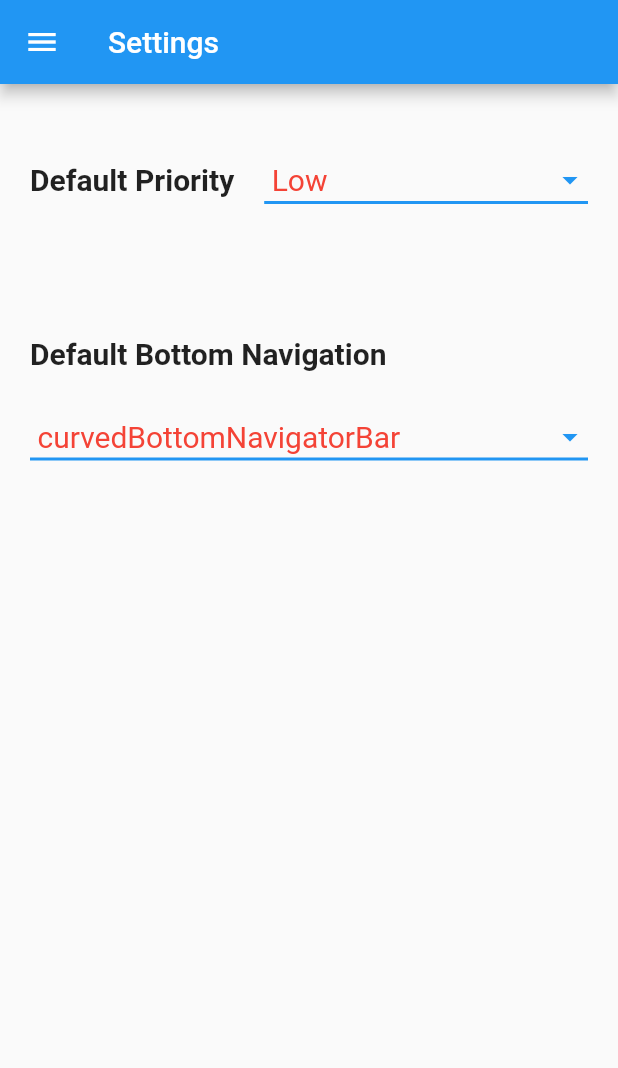
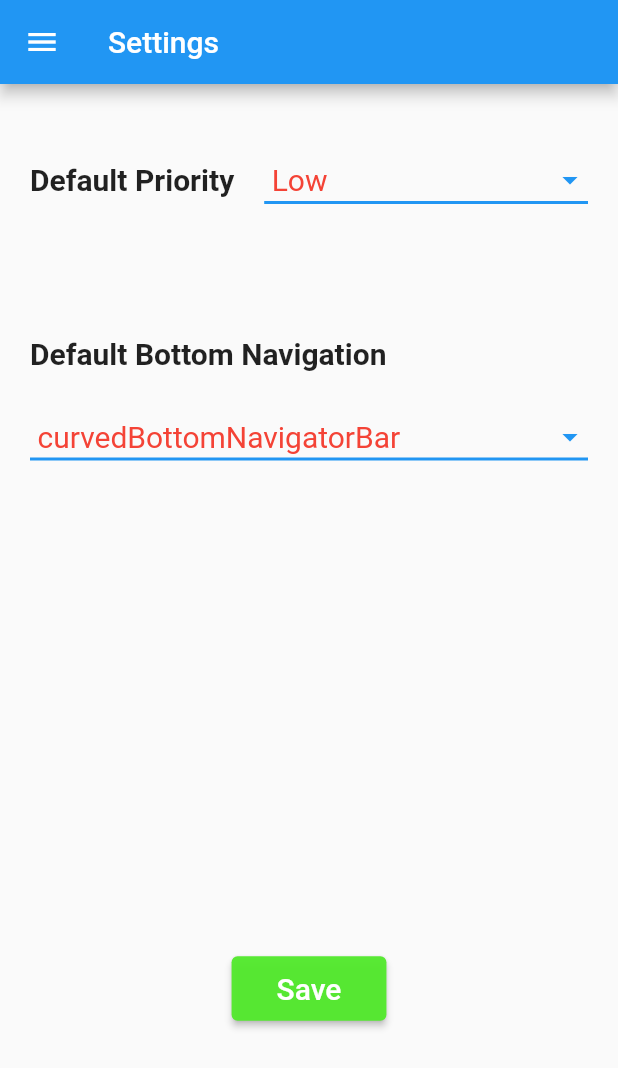
Before and after one commit to gouravpatil70/ToDos_Application, a Flutter app: the screen it shows after launch, in the side drawer, after a tap on "Settings", on a phone screen of 412 x 824 dp. Shown: the top 1068 px of the screen. Run offline on Flutter 3.47's test engine with Material 2 defaults, Android fonts, the phone set to English and light mode, and no system bars; our stand-ins replace curved_navigation_bar, sqflite; accounts and stored records are empty.

Commit message:
Update the UI Components based on User Settings Database

```diff
--- a/todo_app/lib/Component/app_components.dart
+++ b/todo_app/lib/Component/app_components.dart
@@ -205,7 +205,7 @@ class Components{
 
   // Navigate to the settings Page
   navigateToSettingsPage(BuildContext context){
-      Navigator.of(context).pushReplacement(MaterialPageRoute(
+      Navigator.of(context).push(MaterialPageRoute(
         builder: (BuildContext context){
           return const Settings();
         }
--- a/todo_app/lib/Screens/home_page.dart
+++ b/todo_app/lib/Screens/home_page.dart
@@ -122,7 +122,7 @@ class _HomePageState extends State<HomePage>{
       case 0:
         break;
       case 1:
-        navigateToEditeToDosPage('Add New ToDo',ToDo(0, '', 0,'false', ''));
+        navigateToEditeToDosPage('Add New ToDo',ToDo(0, '', userSettingsList[0].defaultPriority,'false', ''));
         break;
     }
   }
@@ -285,8 +285,8 @@ class _HomePageState extends State<HomePage>{
       List<UserSettings> userSettingsList = await _userSettings.getObjectList();
 
       // Inserting some settings into it.
-      if(userSettingsList.length == 0){
-        var result = await _userSettings.insertIntoSettingsTable(UserSettings(1, 'Low', 'curvedBottomNavigatorBar'));
+      if(userSettingsList.isEmpty){
+        var result = await _userSettings.insertIntoSettingsTable(UserSettings.withData(1, 'Low', 'curvedBottomNavigatorBar'));
 
         print(result);
       }
--- a/todo_app/lib/Screens/settings_page.dart
+++ b/todo_app/lib/Screens/settings_page.dart
@@ -1,5 +1,10 @@
 import 'package:flutter/material.dart';
+import 'package:todo_app/Utils/AppColors.dart';
 import '../Component/app_components.dart';
+import '../Utils/user_settings.dart';
+import '../Utils/database_helper_settings.dart';
+import 'package:sqflite/sqflite.dart';
+
 class Settings extends StatefulWidget{
   const Settings({super.key});
 
@@ -9,13 +14,28 @@ class Settings extends StatefulWidget{
 
 class _SettingsState extends State<Settings>{
 
-  String currentPriority = 'Low';
+  // Object Creation
+  final DatabaseHelperSettings _helperSettingsObject = DatabaseHelperSettings();
+  final UserSettings _userSettings = UserSettings();
+
+  var currentPriority;
+  var userSettingsList;
   String currentNavigationBar = 'curvedBottomNavigatorBar';
   List<String> dropDownItemsListForPriority = <String>['Low','Medium','High'];
   List<String> dropDownItemsListForBottomNavigation = <String>['simpleBottomNavigationBar','curvedBottomNavigatorBar'];
 
   @override
+  void initState() {
+    super.initState();
+    currentPriority = convertToString(3);
+  }
+
+  @override
   Widget build(BuildContext context){
+    if(userSettingsList == null){
+      userSettingsList = <UserSettings>[];
+      userSettingsTable();
+    }
     return Scaffold(
       appBar: Components.customAppBarMethod('Settings', false, defaultMethod),
       drawer: Components.appDrawer(context),
@@ -50,6 +70,18 @@ class _SettingsState extends State<Settings>{
               child: Components.dropDownButtonWidget(currentNavigationBar, changedBottomNavigationBar, dropDownItemsListForBottomNavigation)
             ),
 
+            Padding(
+              padding: const EdgeInsets.only(top: 320.0),
+              child: Row(
+                mainAxisAlignment: MainAxisAlignment.center,
+                children: [
+                  Components.buttonWidget(AppColors.saveButtonColor, 'Save', onSave),
+                ],
+              ),
+            )
+
+
+
           ],
         ),
       ),
@@ -57,6 +89,21 @@ class _SettingsState extends State<Settings>{
   }
 
   defaultMethod(){}
+
+  onSave()async{
+    _userSettings.srno = 1;
+    _userSettings.defaultPriority = convertToInt(currentPriority);
+    _userSettings.bottomNavigationBar = currentNavigationBar;
+
+    int result = await _helperSettingsObject.updatesSettingsTableValue(_userSettings);
+
+    if(result > 0){
+      print(result);
+      showDialogBox('Success','Data Changed Successfully');
+    }else{
+      showDialogBox('Error','Something was wrong');
+    }
+  }
 
   changedPriority(String newValue){
     setState(() {
@@ -68,4 +115,76 @@ class _SettingsState extends State<Settings>{
       currentNavigationBar = newValue;
     });
   }
+
+  convertToString(int value){
+    switch (value) {
+      case 1:
+        return 'High';
+      case 2:
+        return 'Medium';
+      default:
+        return 'Low';
+    }
+  }
+
+  convertToInt(String value){
+    switch (value) {
+      case 'High':
+        return 1;
+      case 'Medium':
+        return 2;
+      default:
+        return 3;
+    }
+  }
+
+  showDialogBox(String title, String content){
+    return showDialog(
+      context: context,
+      builder: (BuildContext context){
+        return AlertDialog(
+          shape: RoundedRectangleBorder(
+            borderRadius: BorderRadius.circular(9.0)
+          ),
+          title: Text(
+            title
+          ),
+          content: Text(
+            content
+          ),
+          actions: [
+            TextButton(
+              onPressed: (){
+                Navigator.of(context).pop();
+              },
+              style: TextButton.styleFrom(
+                backgroundColor: AppColors.appPrimaryColor,
+              ),
+              child: const Text(
+                'Ok',
+                style: TextStyle(
+                  color: AppColors.textWhiteColor,
+                ),
+              ),
+            )
+          ],
+        );
+      }
+    );
+  }
+
+  userSettingsTable(){
+    Future<Database> dbFuture = _helperSettingsObject.initializeDatabase();
+    dbFuture.then((value)async{
+      List<UserSettings> userSettingsList = await _helperSettingsObject.getObjectList();
+
+      setState(() {
+        this.userSettingsList = userSettingsList;
+        currentPriority = convertToString(userSettingsList[0].defaultPriority);
+        currentNavigationBar = userSettingsList[0].bottomNavigationBar;
+      });
+    });
+  }
+
+
 }
--- a/todo_app/lib/Utils/user_settings.dart
+++ b/todo_app/lib/Utils/user_settings.dart
@@ -5,17 +5,18 @@ class UserSettings{
   var _bottomNavigationBar;
 
 
-  UserSettings(this._srno,this._defaultPriority,this._bottomNavigationBar);
+  UserSettings();
+  UserSettings.withData(this._srno,this._defaultPriority,this._bottomNavigationBar);
 
   int get srno => _srno;
-  String get defaultPriority => _defaultPriority;
+  int get defaultPriority => _defaultPriority;
   String get bottomNavigationBar => _bottomNavigationBar;
 
   // Setters
   set srno(int newSrno){
     _srno = newSrno;
   }
-  set defaultPriority(String newPriority){
+  set defaultPriority(int newPriority){
     _defaultPriority = newPriority;
   }
   set bottomNavigationBar(String newNavigationBar){
```
